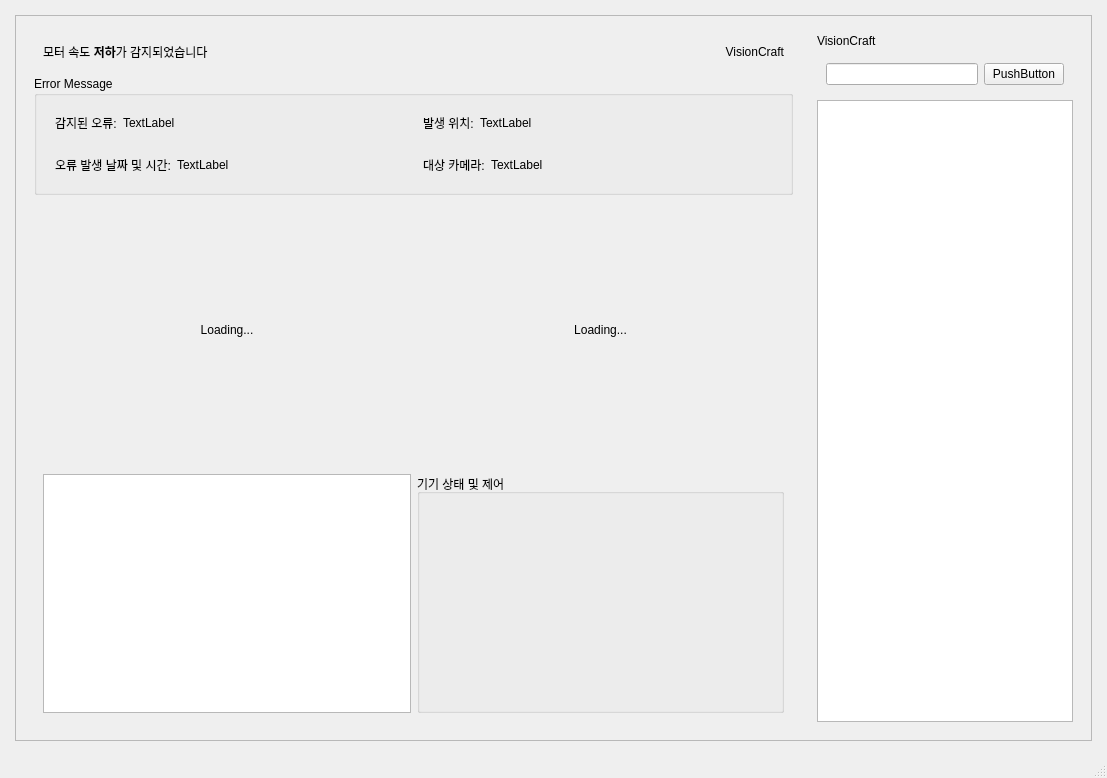
First picture: the form in client_qt/mainwindow.ui, repository VisionCraft2025/client_qt, before the edit.
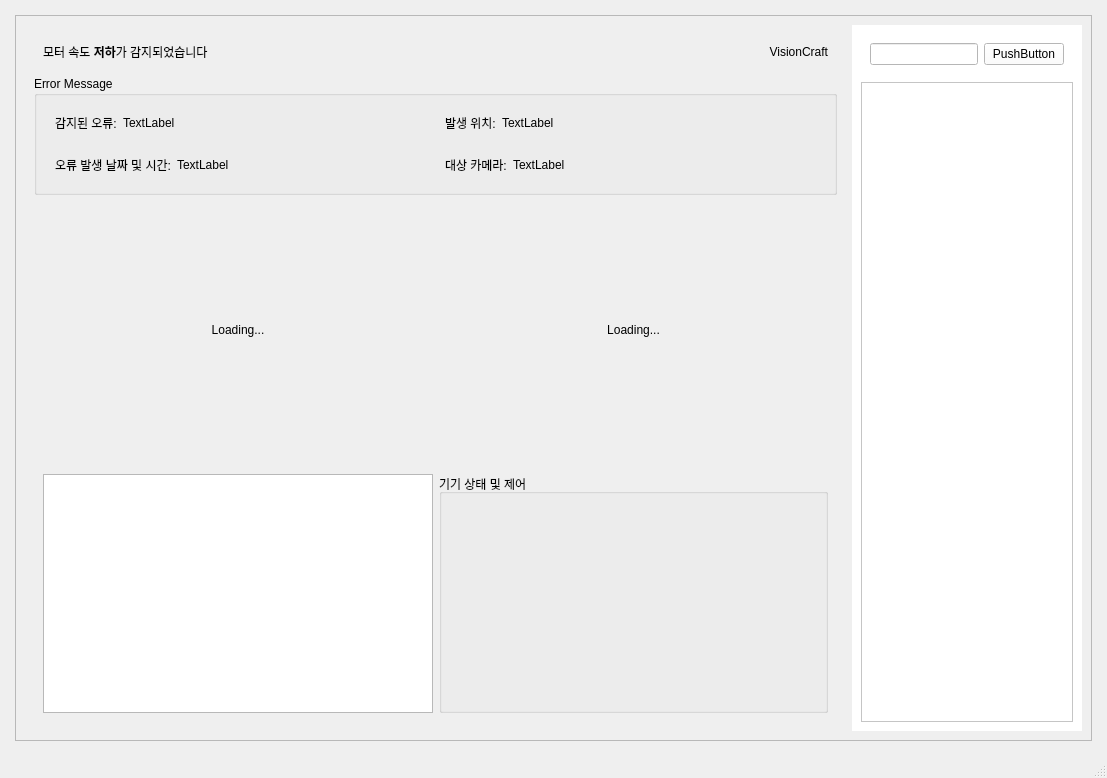
Second picture: the form after the edit.

Commit message: Style/#44: Update right panel UI in Feeder tab

Diff of the .ui file:
```diff
--- a/client_qt/mainwindow.ui
+++ b/client_qt/mainwindow.ui
@@ -298,17 +298,16 @@
            <verstretch>0</verstretch>
           </sizepolicy>
          </property>
+         <property name="styleSheet">
+          <string notr="true">background-color: white;</string>
+         </property>
          <layout class="QVBoxLayout" name="verticalLayout_4">
-          <item>
-           <widget class="QLabel" name="label">
-            <property name="text">
-             <string>VisionCraft</string>
-            </property>
-           </widget>
-          </item>
           <item>
            <widget class="QWidget" name="widget_7" native="true">
             <layout class="QHBoxLayout" name="horizontalLayout_9">
+             <property name="bottomMargin">
+              <number>11</number>
+             </property>
              <item>
               <widget class="QLineEdit" name="lineEdit"/>
              </item>
@@ -323,7 +322,21 @@
            </widget>
           </item>
           <item>
-           <widget class="QListWidget" name="listWidget"/>
+           <widget class="QScrollArea" name="scrollArea">
+            <property name="widgetResizable">
+             <bool>true</bool>
+            </property>
+            <widget class="QWidget" name="scrollAreaWidgetContents_2">
+             <property name="geometry">
+              <rect>
+               <x>0</x>
+               <y>0</y>
+               <width>270</width>
+               <height>591</height>
+              </rect>
+             </property>
+            </widget>
+           </widget>
           </item>
          </layout>
         </widget>
```
Left out of the diff: 2 changed lines with no effect on the pictures. The commit also changes 6 other files.
